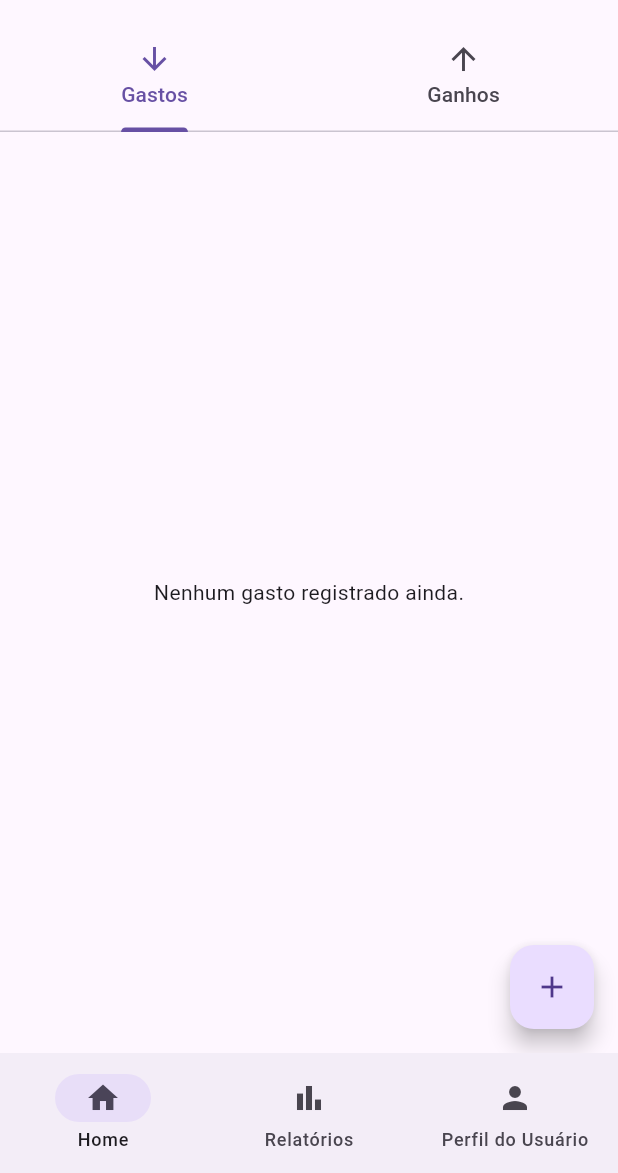
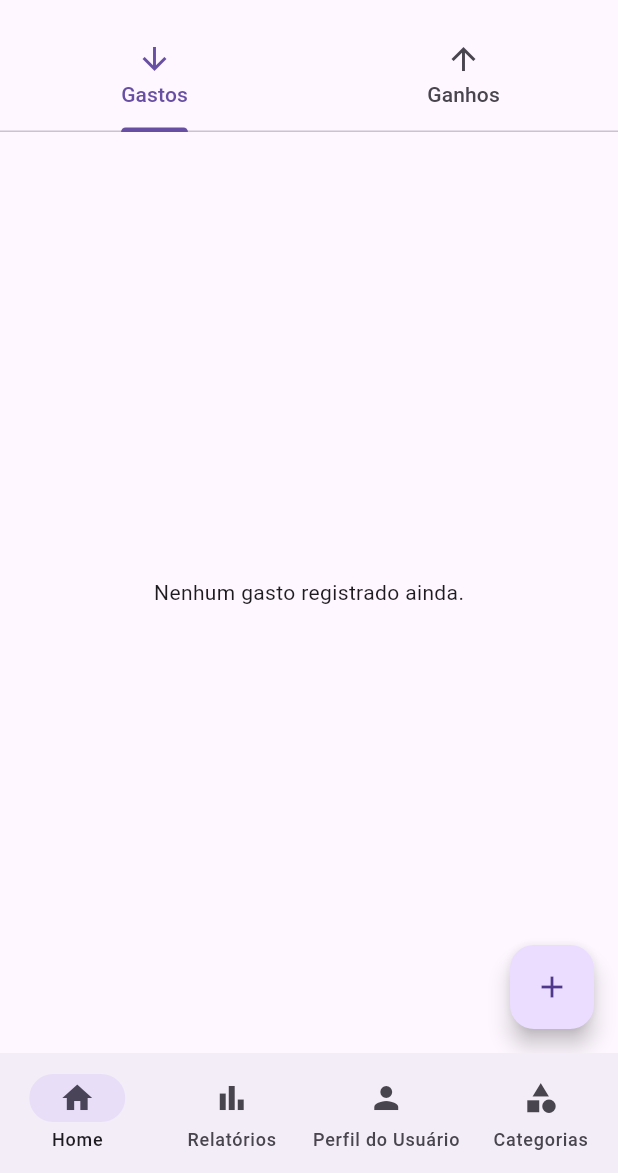
Before and after one commit to Gringotts-IFMT/app-controle-financeiro, a Flutter app: the screen it shows after launch, on a phone screen of 412 x 824 dp, the part 63-1236 px from its top. Run offline on Flutter 3.47's test engine with Material 3 defaults, Android fonts, the phone set to English and light mode, and no system bars; our stand-ins replace cloud_firestore, firebase_core, shelf; missing offline and left inert: shelf_router; accounts and stored records are empty.

```diff
--- a/flutter_application_1/lib/main.dart
+++ b/flutter_application_1/lib/main.dart
@@ -2,6 +2,7 @@ import 'package:flutter/material.dart';
 import 'package:firebase_core/firebase_core.dart';
 import 'screens/expense_screen.dart';
 import 'screens/income_screen.dart';
+import 'screens/Categoria/screen.categoria.dart';
 
 void main() async {
   WidgetsFlutterBinding.ensureInitialized();
@@ -60,6 +61,7 @@ class _HomePageState extends State<HomePage>
           ? AppBar(
               centerTitle: true,
               title: const Text('Controle Financeiro'),
+              actions: [],
               bottom: TabBar(
                 controller: _tabController,
                 tabs: const [
@@ -101,6 +103,15 @@ class _HomePageState extends State<HomePage>
           setState(() {
             _index = newIndex;
           });
+          // Se clicar no botão de categoria (índice 3), abre a tela de categorias
+          if (newIndex == 3) {
+            Navigator.push(
+              context,
+              MaterialPageRoute(
+                builder: (context) => CategoriaScreen(),
+              ),
+            );
+          }
         },
         destinations: const [
           NavigationDestination(
@@ -115,6 +126,10 @@ class _HomePageState extends State<HomePage>
             icon: Icon(Icons.person),
             label: 'Perfil do Usuário',
           ),
+          NavigationDestination(
+            icon: Icon(Icons.category),
+            label: 'Categorias',
+          ),
         ],
       ),
     );
```
Also changed, not shown: flutter_application_1/pubspec.lock.
